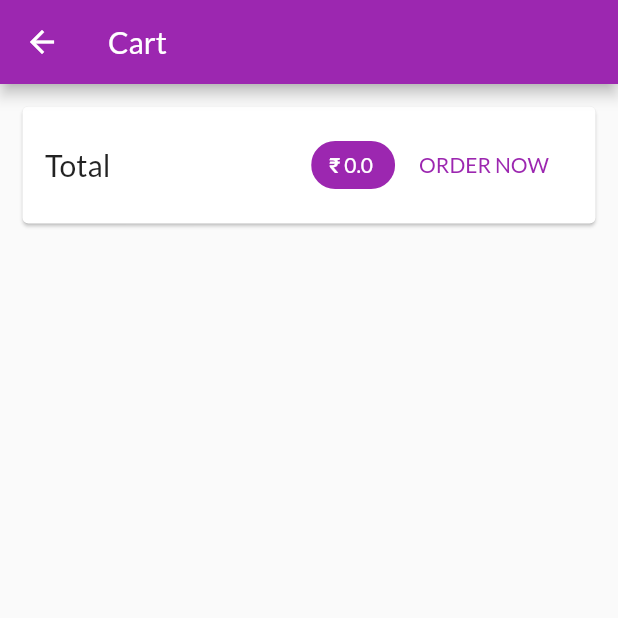
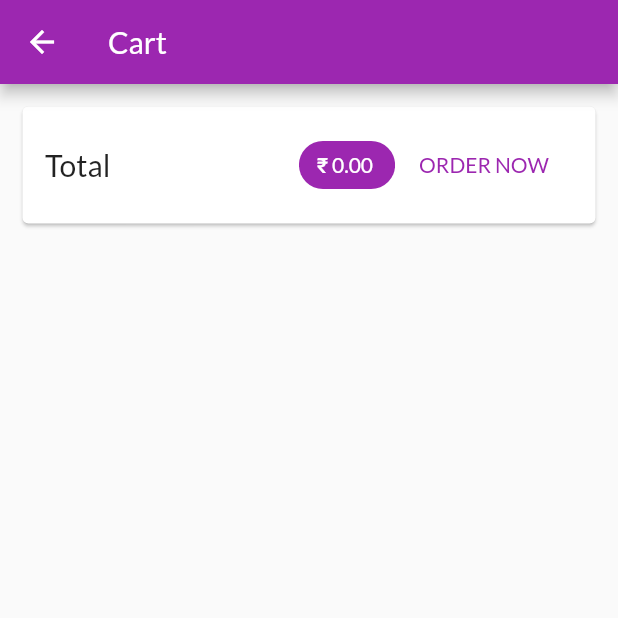
Before and after one commit to Mahendra789/shop, a Flutter app: the CartScreen screen opened by its route, after a tap on "ORDER NOW", on a phone screen of 412 x 824 dp, the top half of it. Run offline on Flutter 3.47's test engine with Material 2 defaults, Android fonts, the phone set to English and light mode, and no system bars; network calls fail.

Commit message:
Added cart functionality, Added order screens, Added App drawer(menu),Added dependency intl for date

```diff
--- a/lib/providers/cart.dart
+++ b/lib/providers/cart.dart
@@ -56,4 +56,9 @@ int get itemCount{
     _items.remove(productId);
     notifyListeners();
   }
+
+  void clear(){
+    _items = {};
+    notifyListeners();
+  }
 }
--- /dev/null
+++ b/lib/providers/orders.dart
@@ -0,0 +1,37 @@
+import 'package:flutter/cupertino.dart';
+
+import 'package:flutter/material.dart';
+import './cart.dart';
+
+class OrderItem with ChangeNotifier {
+  final String id;
+  final double amount;
+  final List<CartItem> products;
+  final DateTime dateTime;
+
+  OrderItem(
+      {@required this.id,
+      @required this.amount,
+      @required this.products,
+      @required this.dateTime});
+}
+
+class Orders with ChangeNotifier {
+  List<OrderItem> _orders = [];
+  List<OrderItem> get orders {
+    return [..._orders];
+  }
+
+  void addOrder(List<CartItem> cartProducts, double total) {
+    _orders.insert(
+      0,
+      OrderItem(
+          id: DateTime.now().toString(),
+          amount: total,
+          dateTime: DateTime.now(),
+          products: cartProducts),
+    );
+    notifyListeners();
+  }
+
+}
--- a/lib/screens/cart_screen.dart
+++ b/lib/screens/cart_screen.dart
@@ -3,6 +3,7 @@ import 'package:provider/provider.dart';
 
 import './../providers/cart.dart' show Cart;
 import './../widgets/cart_item.dart';
+import './../providers/orders.dart';
 
 class CartScreen extends StatelessWidget {
   static const routeName = '/cart';
@@ -31,7 +32,7 @@ class CartScreen extends StatelessWidget {
                   Spacer(),
                   Chip(
                     label: Text(
-                      '₹ ${cart.totalAmount} ',
+                      '₹ ${cart.totalAmount.toStringAsFixed(2)} ',
                       style: TextStyle(
                           color:
                               Theme.of(context).primaryTextTheme.title.color),
@@ -39,7 +40,11 @@ class CartScreen extends StatelessWidget {
                     backgroundColor: Theme.of(context).primaryColor,
                   ),
                   FlatButton(
-                    onPressed: () => {},
+                    onPressed: () => {
+                      Provider.of<Orders>(context).addOrder(
+                          cart.items.values.toList(), cart.totalAmount),
+                      cart.clear(),
+                    },
                     child: Text('ORDER NOW'),
                     textColor: Theme.of(context).primaryColor,
                   ),
--- /dev/null
+++ b/lib/screens/orders_screen.dart
@@ -0,0 +1,24 @@
+import 'package:flutter/material.dart';
+import 'package:provider/provider.dart';
+
+import './../providers/orders.dart' show Orders;
+import './../widgets/order_item.dart';
+import './../widgets/app_drawer.dart';
+
+class OrdersScreen extends StatelessWidget {
+  static const routeName = '/orders';
+  @override
+  Widget build(BuildContext context) {
+    final orderData = Provider.of<Orders>(context);
+    return Scaffold(
+      appBar: AppBar(
+        title: Text('Orders'),
+      ),
+       drawer: AppDrawer(),
+      body: ListView.builder(
+        itemCount: orderData.orders.length,
+        itemBuilder: (ctx, i) => OrderItem(orderData.orders[i]),
+      ),
+    );
+  }
+}
--- a/lib/screens/product_overview_screen.dart
+++ b/lib/screens/product_overview_screen.dart
@@ -5,6 +5,7 @@ import './cart_screen.dart';
 import './../widgets/product_grid.dart';
 import './../widgets/badge.dart';
 import './../providers/cart.dart';
+import './../widgets/app_drawer.dart';
 
 enum FilterOptions { Favorites, All }
 
@@ -57,6 +58,7 @@ class _ProductOverviewScreenState extends State<ProductOverviewScreen> {
           )
         ],
       ),
+      drawer: AppDrawer(),
       body: ProductGrid(_showOnlyFavorites),
     );
   }
--- /dev/null
+++ b/lib/widgets/order_item.dart
@@ -0,0 +1,71 @@
+import 'dart:math';
+
+import 'package:flutter/material.dart';
+import 'package:intl/intl.dart';
+import './../providers/orders.dart' as ord;
+
+class OrderItem extends StatefulWidget {
+  final ord.OrderItem order;
+
+  OrderItem(this.order);
+
+  @override
+  _OrderItemState createState() => _OrderItemState();
+}
+
+class _OrderItemState extends State<OrderItem> {
+  bool _expanded = false;
+
+  @override
+  Widget build(BuildContext context) {
+    return Card(
+      margin: EdgeInsets.all(10),
+      child: Column(
+        children: <Widget>[
+          ListTile(
+            title: Text('₹  ${widget.order.amount}'),
+            subtitle: Text(
+              DateFormat('dd MM yyyy hh:mm').format(widget.order.dateTime),
+            ),
+            trailing: IconButton(
+                icon: Icon(_expanded ? Icons.expand_less : Icons.expand_more),
+                onPressed: () {
+                  setState(() {
+                    _expanded = !_expanded;
+                  });
+                }),
+          ),
+          if (_expanded)
+            Container(
+              padding: EdgeInsets.symmetric(horizontal: 15, vertical: 4),
+              height: min(widget.order.products.length * 20.0 + 10, 180),
+              child: ListView(
+                children: widget.order.products
+                    .map(
+                      (prod) => Padding(
+                        padding: EdgeInsets.symmetric(horizontal: 0, vertical: 5),
+                                              child: Row(
+                          mainAxisAlignment: MainAxisAlignment.spaceBetween,
+                          children: <Widget>[
+                            Text(
+                              prod.title,
+                              style: TextStyle(
+                                  fontSize: 14, fontWeight: FontWeight.bold),
+                            ),
+                            Text(
+                              '${prod.quantity} X ${prod.price}',
+                              style: TextStyle(
+                                  fontSize: 14, fontWeight: FontWeight.bold),
+                            ),
+                          ],
+                        ),
+                      ),
+                    )
+                    .toList(),
+              ),
+            ),
+        ],
+      ),
+    );
+  }
+}
--- a/pubspec.yaml
+++ b/pubspec.yaml
@@ -24,6 +24,7 @@ dependencies:
   flutter:
     sdk: flutter
   provider: 3.0.0
+  intl: ^0.15.8
 
 
   # The following adds the Cupertino Icons font to your application.
```
Also changed, not shown: lib/main.dart (+7 -0 lines), lib/screens/product_details_screen.dart (+34 -3 lines), lib/widgets/app_drawer.dart (added, +37 -0 lines), pubspec.lock.
